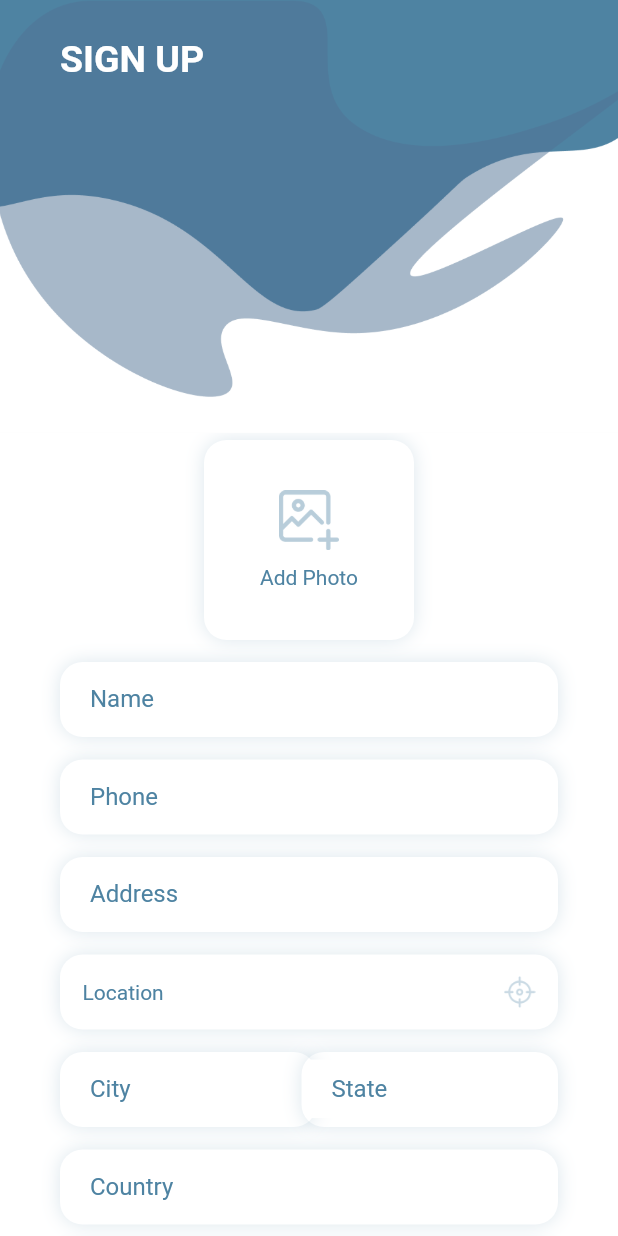
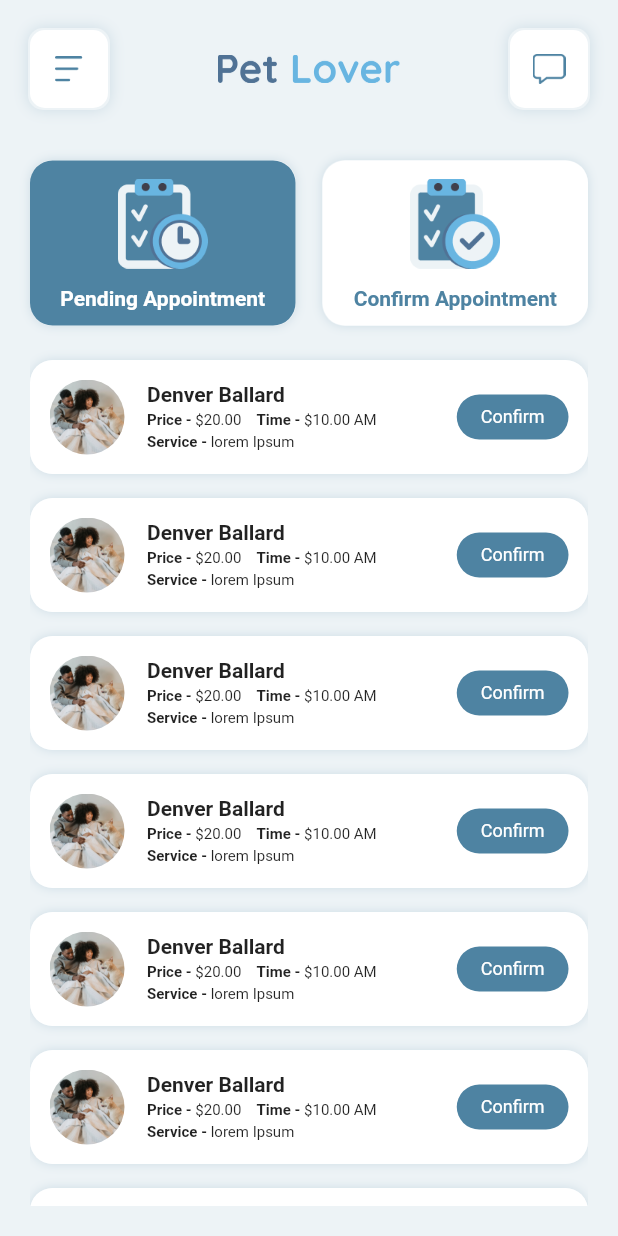
Before and after one commit to rushit5560/Pet_Lover_Project, a Flutter app: the screen it shows after launch, on a phone screen of 412 x 824 dp. Run offline on Flutter 3.47's test engine with Material 2 defaults, Android fonts, the phone set to English and light mode, and no system bars; our stand-ins replace carousel_slider, flutter_rating_bar, flutter_slidable, fluttertoast, get, google_maps_flutter and 3 more.

Commit message:
Home Screen UI

```diff
--- a/pet_service_project/lib/common/constants/app_images.dart
+++ b/pet_service_project/lib/common/constants/app_images.dart
@@ -4,4 +4,11 @@ class AppImages{
   static const authBgImg = imageMainPath + "auth_bg.png";
   static const addImageImg = imageMainPath + "add_image.png";
   static const locationImg = imageMainPath + "location.png";
+  static const petLoverNameImg = imageMainPath + "pet_lover_name.png";
+  static const menuIconImg = imageMainPath + "menu_icon.png";
+  static const backButtonImg = imageMainPath + "back_button.png";
+  static const msgIconImg = imageMainPath + "msg_icon.png";
+  static const pendingAppointmentImg = imageMainPath + "pending_appointment.png";
+  static const confirmAppointmentImg = imageMainPath + "confirm_appointment.png";
+  static const chatProfile3Img = imageMainPath + "chat_profile3.png";
 }
--- /dev/null
+++ b/pet_service_project/lib/common/constants/enums.dart
@@ -0,0 +1,4 @@
+enum AppBarOption {
+  backButtonScreenOption,
+  homeScreenOption,
+}
--- /dev/null
+++ b/pet_service_project/lib/common/custom_appbar/custom_appbar.dart
@@ -0,0 +1,108 @@
+import 'package:flutter/material.dart';
+import 'package:get/get.dart';
+
+import '../constants/app_colors.dart';
+import '../constants/app_images.dart';
+import '../constants/enums.dart';
+
+class CommonAppBarModule extends StatelessWidget {
+  final String title;
+  final AppBarOption appBarOption;
+  Function? onTap;
+
+  CommonAppBarModule(
+      {Key? key, required this.title, required this.appBarOption, this.onTap})
+      : super(key: key);
+
+  @override
+  Widget build(BuildContext context) {
+    return Row(
+      mainAxisAlignment: MainAxisAlignment.spaceBetween,
+      children: [
+        _leftSideButton(context),
+        appBarOption == AppBarOption.homeScreenOption
+            ? Image.asset(AppImages.petLoverNameImg, scale: 3)
+            : Text(
+                title,
+                style: const TextStyle(
+                    color: Colors.black,
+                    fontWeight: FontWeight.bold,
+                    fontSize: 22),
+              ),
+        _rightSideButton(),
+      ],
+    );
+  }
+
+  Widget _leftSideButton(BuildContext context) {
+    return GestureDetector(
+      onTap: () => _leftSideButtonClick(appBarOption: appBarOption, context: context),
+      child: Container(
+        height: 52,
+        width: 52,
+        decoration: BoxDecoration(
+          borderRadius: BorderRadius.circular(10),
+          color: Colors.white,
+          boxShadow: [
+            BoxShadow(
+                color: AppColors.colorDarkBlue1.withOpacity(0.2),
+                blurRadius: 8,
+                spreadRadius: 1,
+                blurStyle: BlurStyle.outer
+            ),
+          ],
+
+        ),
+        child: Image.asset(
+          appBarOption == AppBarOption.homeScreenOption
+              ? AppImages.menuIconImg
+              :  AppImages.backButtonImg,
+          scale: 2,
+        ),
+      ),
+    );
+  }
+
+  Widget _rightSideButton() {
+    return GestureDetector(
+      onTap: () => _rightSideButtonClick(appBarOption: appBarOption),
+      child: Container(
+        height: 52,
+        width: 52,
+        decoration: appBarOption == AppBarOption.backButtonScreenOption
+            ? null
+            : BoxDecoration(
+          borderRadius: BorderRadius.circular(10),
+          color: Colors.white,
+          boxShadow: [
+            BoxShadow(
+                color: AppColors.colorDarkBlue1.withOpacity(0.2),
+                blurRadius: 8,
+                spreadRadius: 1,
+                blurStyle: BlurStyle.outer,
+            ),
+          ],
+        ),
+        child: appBarOption == AppBarOption.homeScreenOption
+          ? Image.asset(AppImages.msgIconImg, scale: 2)
+        : null,
+      ),
+    );
+  }
+
+
+  _rightSideButtonClick({required AppBarOption appBarOption}) {}
+
+
+  _leftSideButtonClick({required AppBarOption appBarOption, required BuildContext context}) {
+
+    if (appBarOption == AppBarOption.homeScreenOption) {
+      Scaffold.of(context).openDrawer();
+    } else {
+      Get.back();
+    }
+
+  }
+
+
+}
--- /dev/null
+++ b/pet_service_project/lib/controller/home_screen_controller/home_screen_controller.dart
@@ -0,0 +1,8 @@
+import 'package:get/get.dart';
+
+class HomeScreenController extends GetxController {
+  RxBool isLoading = false.obs;
+  RxBool isSuccessStatus = false.obs;
+  RxInt isPendingAppointmentSelected = 1.obs;
+
+}
--- a/pet_service_project/lib/main.dart
+++ b/pet_service_project/lib/main.dart
@@ -1,6 +1,7 @@
 import 'package:flutter/material.dart';
 import 'package:get/get.dart';
 
+import 'screens/home_screen/home_screen.dart';
 import 'screens/sign_up_screen/sign_up_screen.dart';
 
 void main() {
@@ -15,7 +16,7 @@ class MyApp extends StatelessWidget {
     return GetMaterialApp(
       title: "Pet Service Project",
       debugShowCheckedModeBanner: false,
-      home: SignUpScreen(),
+      home: HomeScreen(),
     );
   }
 }
--- /dev/null
+++ b/pet_service_project/lib/screens/home_screen/home_screen.dart
@@ -0,0 +1,40 @@
+import 'package:flutter/material.dart';
+import 'package:get/get.dart';
+import 'package:pet_service_project/common/constants/app_colors.dart';
+import 'package:pet_service_project/common/constants/enums.dart';
+import 'package:pet_service_project/common/extension_methods/extension_methods.dart';
+
+import '../../common/custom_appbar/custom_appbar.dart';
+import '../../controller/home_screen_controller/home_screen_controller.dart';
+import 'home_screen_widgets.dart';
+
+class HomeScreen extends StatelessWidget {
+  HomeScreen({Key? key}) : super(key: key);
+  final homeScreenController = Get.put(HomeScreenController());
+
+  @override
+  Widget build(BuildContext context) {
+    return Scaffold(
+      backgroundColor: AppColors.colorLightBlue,
+      body: SafeArea(
+        child: Column(
+          children: [
+            CommonAppBarModule(title: "", appBarOption: AppBarOption.homeScreenOption),
+            const SizedBox(height: 35),
+            AppointmentTabsModule(),
+            const SizedBox(height: 15),
+            Expanded(
+              child: Obx(
+                ()=> Container(
+                  child: homeScreenController.isPendingAppointmentSelected.value == 1
+                      ? const PendingAppointmentListModule()
+                      : const ConfirmAppointmentListModule(),
+                ),
+              ),
+            ),
+          ],
+        ).commonAllSidePadding(),
+      ),
+    );
+  }
+}
--- /dev/null
+++ b/pet_service_project/lib/screens/home_screen/home_screen_widgets.dart
@@ -0,0 +1,427 @@
+import 'package:flutter/material.dart';
+import 'package:get/get.dart';
+import 'package:pet_service_project/common/extension_methods/extension_methods.dart';
+
+import '../../common/constants/app_colors.dart';
+import '../../common/constants/app_images.dart';
+import '../../controller/home_screen_controller/home_screen_controller.dart';
+
+class AppointmentTabsModule extends StatelessWidget {
+  AppointmentTabsModule({Key? key}) : super(key: key);
+  final screenController = Get.find<HomeScreenController>();
+
+  @override
+  Widget build(BuildContext context) {
+    return Row(
+      children: [
+        Expanded(child: _pendingAppointmentModule()),
+        const SizedBox(width: 18),
+        Expanded(child: _confirmAppointmentModule()),
+      ],
+    );
+  }
+
+  Widget _pendingAppointmentModule() {
+    return GestureDetector(
+      onTap: () => screenController.isPendingAppointmentSelected.value = 1,
+      child: Obx(
+        ()=> Container(
+          height: 110,
+          decoration: BoxDecoration(
+            borderRadius: BorderRadius.circular(15),
+            boxShadow: [
+              BoxShadow(
+                color: AppColors.colorDarkBlue1.withOpacity(0.2),
+                blurRadius: 5,
+                blurStyle: BlurStyle.outer,
+              ),
+            ],
+          ),
+          child: Container(
+            decoration: BoxDecoration(
+              borderRadius: BorderRadius.circular(15),
+              color: screenController.isPendingAppointmentSelected.value == 1
+                  ? AppColors.colorDarkBlue1
+                  : Colors.white,
+            ),
+            child: Column(
+              crossAxisAlignment: CrossAxisAlignment.center,
+              children: [
+                Expanded(
+                  flex: 80,
+                  child: Image.asset(
+                    AppImages.pendingAppointmentImg,
+                    // fit: BoxFit.fill,
+                    scale: 2,
+                  ),
+                ),
+                const SizedBox(height: 10),
+                Expanded(
+                  flex: 20,
+                  child: Center(
+                    child: Text(
+                      'Pending Appointment',
+                      maxLines: 1,
+                      style: TextStyle(
+                        color: screenController.isPendingAppointmentSelected.value == 1
+                        ? Colors.white
+                        : AppColors.colorDarkBlue1,
+                        fontWeight: FontWeight.bold,
+                      ),
+                    ),
+                  ),
+                ),
+              ],
+            ).commonSymmetricPadding(horizontal: 10, vertical: 10),
+          ),
+        ),
+      ),
+    );
+  }
+
+  Widget _confirmAppointmentModule() {
+    return GestureDetector(
+      onTap: () => screenController.isPendingAppointmentSelected.value = 2,
+      child: Obx(
+        ()=> Container(
+          height: 110,
+          decoration: BoxDecoration(
+            borderRadius: BorderRadius.circular(15),
+            boxShadow: [
+              BoxShadow(
+                color: AppColors.colorDarkBlue1.withOpacity(0.2),
+                blurRadius: 5,
+                blurStyle: BlurStyle.outer,
+              ),
+            ],
+          ),
+          child: Container(
+            decoration: BoxDecoration(
+              borderRadius: BorderRadius.circular(15),
+              color: screenController.isPendingAppointmentSelected.value == 2
+                  ? AppColors.colorDarkBlue1
+                  : Colors.white,
+            ),
+            child: Column(
+              crossAxisAlignment: CrossAxisAlignment.center,
+              children: [
+                Expanded(
+                  flex: 80,
+                  child: Image.asset(
+                    AppImages.confirmAppointmentImg,
+                    // fit: BoxFit.fill,
+                    scale: 2,
+                  ),
+                ),
+                const SizedBox(height: 10),
+                Expanded(
+                  flex: 20,
+                  child: Center(
+                    child: Text(
+                      'Confirm Appointment',
+                      maxLines: 1,
+                      style: TextStyle(
+                        color: screenController.isPendingAppointmentSelected.value == 2
+                            ? Colors.white
+                            : AppColors.colorDarkBlue1,
+                        fontWeight: FontWeight.bold,
+                      ),
+                    ),
+                  ),
+                ),
+              ],
+            ).commonSymmetricPadding(horizontal: 10, vertical: 10),
+          ),
+        ),
+      ),
+    );
+  }
+}
+
+class PendingAppointmentListModule extends StatelessWidget {
+  const PendingAppointmentListModule({Key? key}) : super(key: key);
+
+  @override
+  Widget build(BuildContext context) {
+    return ListView.builder(
+      itemCount: 10,
+      shrinkWrap: true,
+      physics: const BouncingScrollPhysics(),
+      itemBuilder: (context, i) {
+        return Container(
+          decoration: BoxDecoration(
+            borderRadius: BorderRadius.circular(15),
+            color: Colors.white,
+            boxShadow: [
+              BoxShadow(
+                color: AppColors.colorDarkBlue1.withOpacity(0.2),
+                blurRadius: 5,
+                blurStyle: BlurStyle.outer,
+              ),
+            ],
+          ),
+          child: Row(
+            children: [
+              Expanded(
+                child: Row(
+                  children: [
+                    _profilePicModule(),
+                    const SizedBox(width: 15),
+                    Expanded(
+                      child: Column(
+                        crossAxisAlignment: CrossAxisAlignment.start,
+                        children: [
+                          const Text(
+                            'Denver Ballard',
+                            maxLines: 1,
+                            overflow: TextOverflow.ellipsis,
+                            style: TextStyle(
+                              fontWeight: FontWeight.bold,
+                            ),
+                          ),
+                          const SizedBox(height: 3),
+                          Row(
+                            children: const [
+                              Text(
+                                'Price - ',
+                                style: TextStyle(
+                                  fontWeight: FontWeight.bold,
+                                  fontSize: 10,
+                                ),
+                              ),
+                              Text(
+                                '\$20.00',
+                                maxLines: 1,
+                                overflow: TextOverflow.ellipsis,
+                                style: TextStyle(fontSize: 10),
+                              ),
+
+                              SizedBox(width: 10),
+
+                              Text(
+                                'Time - ',
+                                style: TextStyle(
+                                  fontWeight: FontWeight.bold,
+                                  fontSize: 10,
+                                ),
+                              ),
+                              Expanded(
+                                child: Text(
+                                  '\$10.00 AM',
+                                  maxLines: 1,
+                                  overflow: TextOverflow.ellipsis,
+                                  style: TextStyle(fontSize: 10),
+                                ),
+                              ),
+                            ],
+                          ),
+
+                          const SizedBox(height: 3),
+                          Row(
+                            children: const [
+                              Text(
+                                'Service - ',
+                                style: TextStyle(
+                                  fontWeight: FontWeight.bold,
+                                  fontSize: 10,
+                                ),
+                              ),
+                              Expanded(
+                                child: Text(
+                                  'lorem Ipsum',
+                                  maxLines: 1,
+                                  overflow: TextOverflow.ellipsis,
+                                  style: TextStyle(fontSize: 10),
+                                ),
+                              ),
+                            ],
+                          ),
+                        ],
+                      ),
+                    ),
+                  ],
+                ),
+              ),
+              _confirmButtonModule(),
+
+            ],
+          ).commonAllSidePadding(padding: 13),
+        ).commonSymmetricPadding(vertical: 8);
+      },
+    );
+  }
+
+  Widget _profilePicModule() {
+    return Container(
+      height: 50,
+      width: 50,
+      decoration: const BoxDecoration(
+        shape: BoxShape.circle,
+        image: DecorationImage(
+          image: AssetImage(AppImages.chatProfile3Img),
+          fit: BoxFit.cover,
+        ),
+      ),
+    );
+  }
+  Widget _confirmButtonModule() {
+    return Container(
+      decoration: BoxDecoration(
+        borderRadius: BorderRadius.circular(20),
+        color: AppColors.colorDarkBlue1,
+      ),
+      child: const Text(
+        'Confirm',
+        style: TextStyle(
+          fontSize: 12,
+          color: Colors.white,
+        ),
+      ).commonSymmetricPadding(horizontal: 16, vertical: 8),
+    );
+  }
+
+}
+
+class ConfirmAppointmentListModule extends StatelessWidget {
+  const ConfirmAppointmentListModule({Key? key}) : super(key: key);
+
+  @override
+  Widget build(BuildContext context) {
+    return ListView.builder(
+      itemCount: 6,
+      shrinkWrap: true,
+      physics: const BouncingScrollPhysics(),
+      itemBuilder: (context, i) {
+        return Container(
+          decoration: BoxDecoration(
+            borderRadius: BorderRadius.circular(15),
+            color: Colors.white,
+            boxShadow: [
+              BoxShadow(
+                color: AppColors.colorDarkBlue1.withOpacity(0.2),
+                blurRadius: 5,
+                blurStyle: BlurStyle.outer,
+              ),
+            ],
+          ),
+          child: Row(
+            children: [
+              Expanded(
+                child: Row(
+                  children: [
+                    _profilePicModule(),
+                    const SizedBox(width: 15),
+                    Expanded(
+                      child: Column(
+                        crossAxisAlignment: CrossAxisAlignment.start,
+                        children: [
+                          const Text(
+                            'Denver Ballard',
+                            maxLines: 1,
+                            overflow: TextOverflow.ellipsis,
+                            style: TextStyle(
+                              fontWeight: FontWeight.bold,
+                            ),
+                          ),
+                          const SizedBox(height: 3),
+                          Row(
+                            children: const [
+                              Text(
+                                'Price - ',
+                                style: TextStyle(
+                                  fontWeight: FontWeight.bold,
+                                  fontSize: 10,
+                                ),
+                              ),
+                              Text(
+                                '\$20.00',
+                                maxLines: 1,
+                                overflow: TextOverflow.ellipsis,
+                                style: TextStyle(fontSize: 10),
+                              ),
+
+                              SizedBox(width: 10),
+
+                              Text(
+                                'Time - ',
+                                style: TextStyle(
+                                  fontWeight: FontWeight.bold,
+                                  fontSize: 10,
+                                ),
+                              ),
+                              Expanded(
+                                child: Text(
+                                  '\$10.00 AM',
+                                  maxLines: 1,
+                                  overflow: TextOverflow.ellipsis,
+                                  style: TextStyle(fontSize: 10),
+                                ),
+                              ),
+                            ],
+                          ),
+
+                          const SizedBox(height: 3),
+                          Row(
+                            children: const [
+                              Text(
+                                'Service - ',
+                                style: TextStyle(
+                                  fontWeight: FontWeight.bold,
+                                  fontSize: 10,
+                                ),
+                              ),
+                              Expanded(
+                                child: Text(
+                                  'lorem Ipsum',
+                                  maxLines: 1,
+                                  overflow: TextOverflow.ellipsis,
+                                  style: TextStyle(fontSize: 10),
+                                ),
+                              ),
+                            ],
+                          ),
+                        ],
+                      ),
+                    ),
+                  ],
+                ),
+              ),
+              _confirmButtonModule(),
+
+            ],
+          ).commonAllSidePadding(padding: 13),
+        ).commonSymmetricPadding(vertical: 8);
+      },
+    );
+  }
+
+  Widget _profilePicModule() {
+    return Container(
+      height: 50,
+      width: 50,
+      decoration: const BoxDecoration(
+        shape: BoxShape.circle,
+        image: DecorationImage(
+          image: AssetImage(AppImages.chatProfile3Img),
+          fit: BoxFit.cover,
+        ),
+      ),
+    );
+  }
+  Widget _confirmButtonModule() {
+    return Container(
+      decoration: BoxDecoration(
+        borderRadius: BorderRadius.circular(20),
+        color: AppColors.colorDarkBlue1,
+      ),
+      child: const Text(
+        'Confirm',
+        style: TextStyle(
+          fontSize: 12,
+          color: Colors.white,
+        ),
+      ).commonSymmetricPadding(horizontal: 16, vertical: 8),
+    );
+  }
+
+}
```
Also changed, not shown: pet_service_project/assets/images/back_button.png (added), pet_service_project/assets/images/chat_profile3.png (added), pet_service_project/assets/images/confirm_appointment.png (added), pet_service_project/assets/images/menu_icon.png (added), pet_service_project/assets/images/msg_icon.png (added), pet_service_project/assets/images/pending_appointment.png (added), pet_service_project/assets/images/pet_lover_name.png (added).
